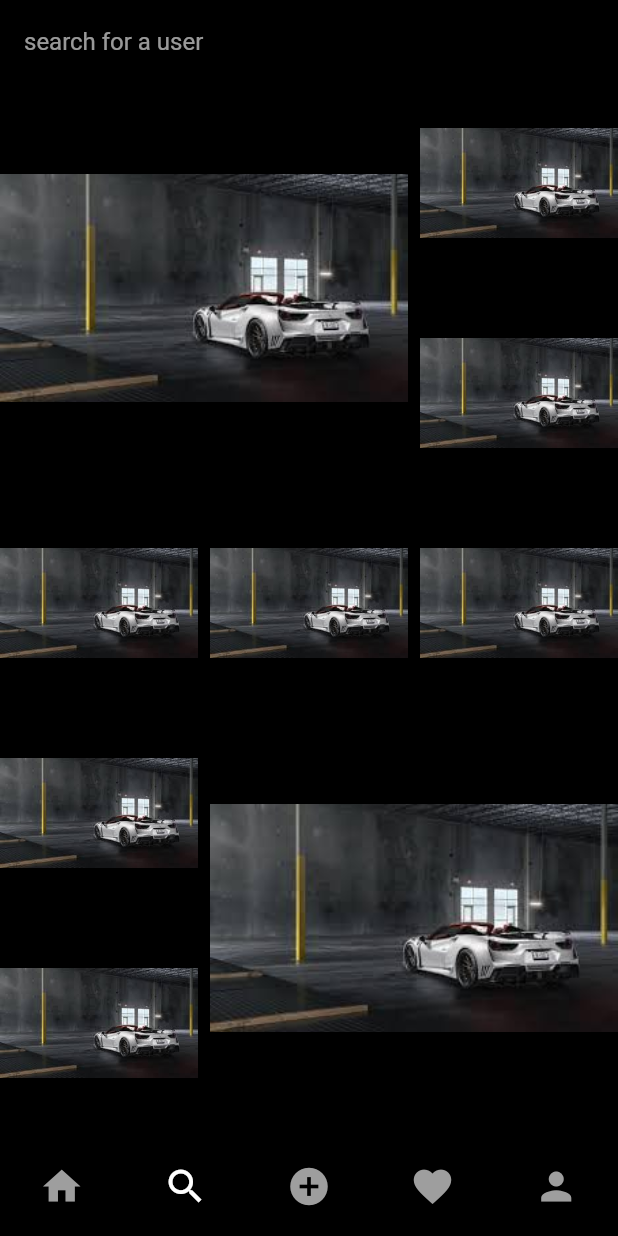
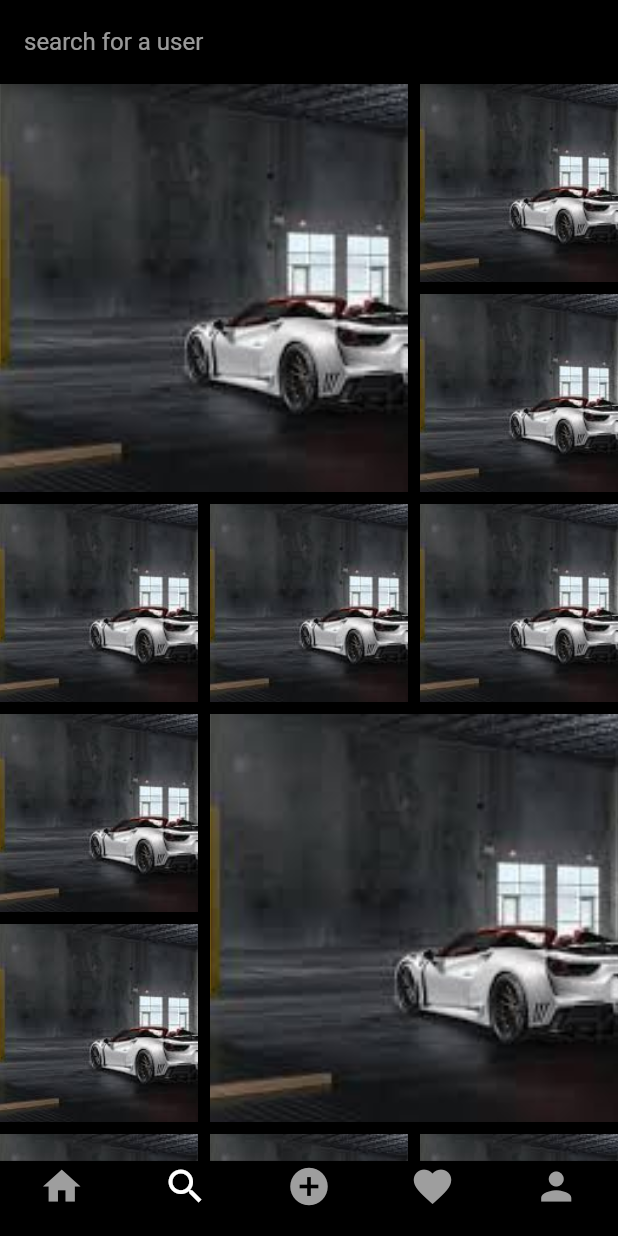
Before and after one commit to sanu00007/full_stack_instagram, a Flutter app: the screen it shows once a user with an empty profile is signed in, swiped to page 2, on a phone screen of 412 x 824 dp. Run offline on Flutter 3.47's test engine with Material 2 defaults, Android fonts, the phone set to English and light mode, and no system bars; our stand-ins replace cloud_firestore, firebase_auth, firebase_core, firebase_storage, flutter_svg, image_picker; accounts and stored records are empty.

Commit message:
17/05/23

```diff
--- a/lib/screen/search_screen.dart
+++ b/lib/screen/search_screen.dart
@@ -4,6 +4,8 @@ import 'package:flutter_staggered_grid_view/flutter_staggered_grid_view.dart';
 import 'package:instagram/screen/profile_screen.dart';
 import 'package:instagram/utils/colors.dart';
 import 'dart:math';
+
+import 'package:instagram/utils/dimension.dart';
 
 List<String> imagePaths = [
   "assets/image6.jpg",
@@ -119,9 +121,16 @@ class _SearchSCreenState extends State<SearchSCreen> {
                   itemCount: imagePaths.length,
                   itemBuilder: (BuildContext context, int index) => Image.asset(
                     getRandomImagePath(),
+                    fit: BoxFit.cover,
                   ),
-                  staggeredTileBuilder: (index) => StaggeredTile.count(
-                      (index % 7) == 0 ? 2 : 1, (index % 7 == 0) ? 2 : 1),
+                  staggeredTileBuilder: (index) => MediaQuery.of(context)
+                              .size
+                              .width >
+                          webScreenSize
+                      ? StaggeredTile.count(
+                          (index % 7) == 0 ? 1 : 1, (index % 7 == 0) ? 1 : 1)
+                      : StaggeredTile.count(
+                          (index % 7) == 0 ? 2 : 1, (index % 7 == 0) ? 2 : 1),
                   mainAxisSpacing: 8.0,
                   crossAxisSpacing: 8.0,
                 );
```
Also changed, not shown: lib/screen/feed_screen.dart (+14 -4 lines), lib/widgets/post_card.dart (+7 -0 lines).
